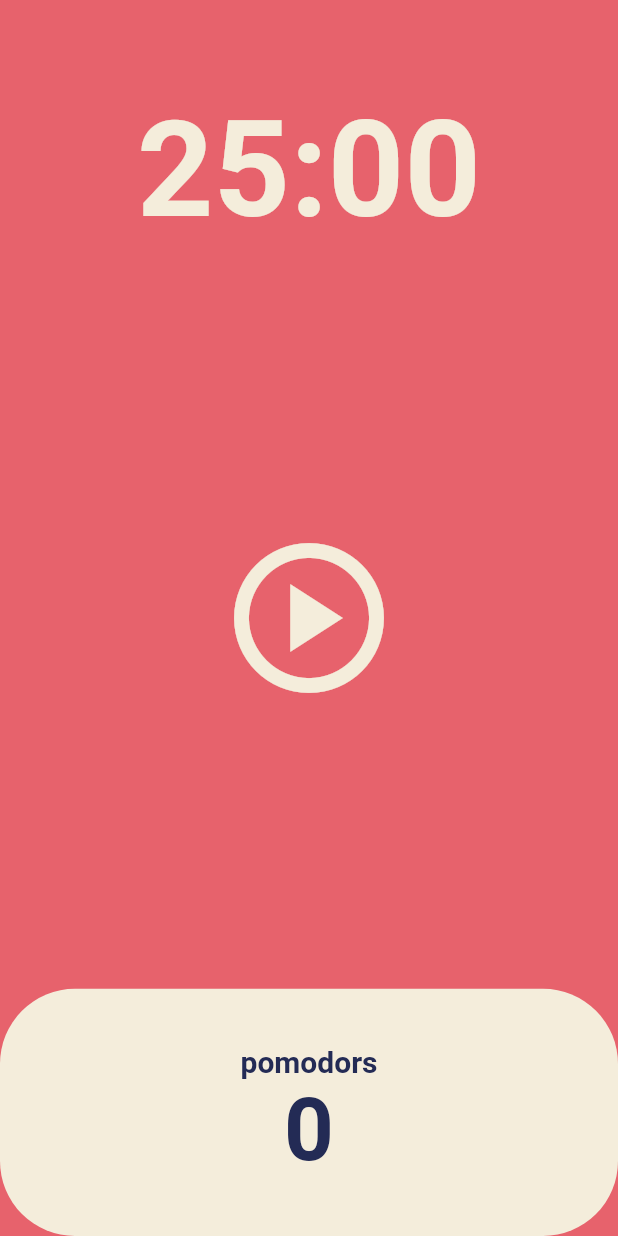
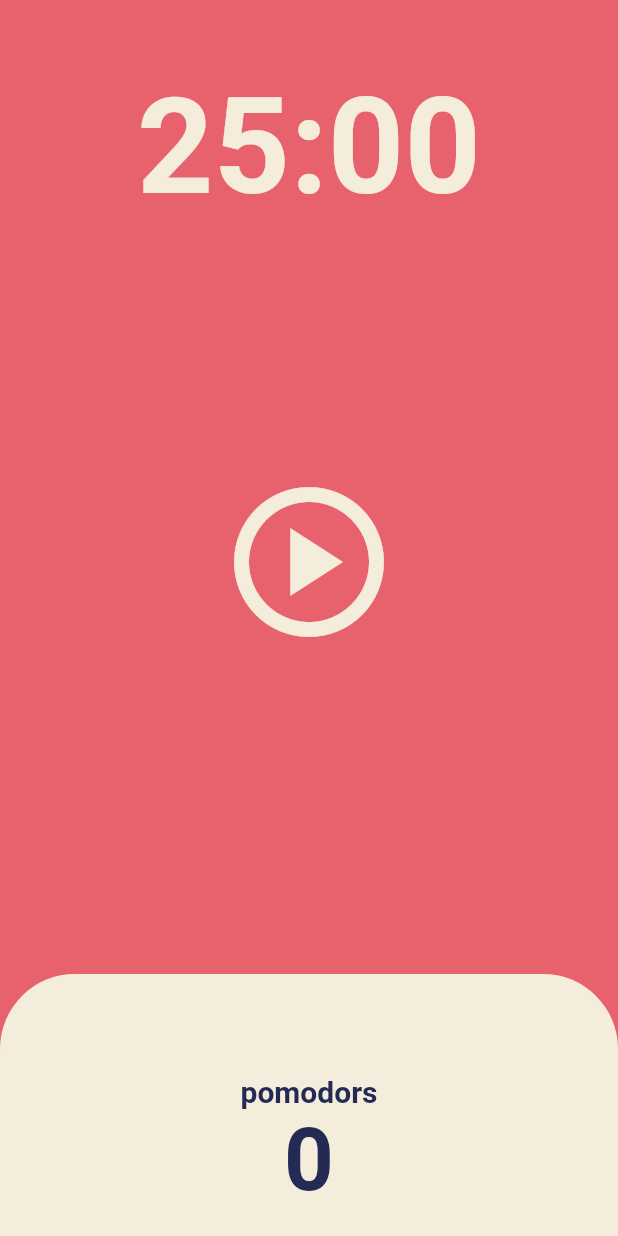
Before and after one commit to hoseCloud/practice_flutter, a Flutter app: the screen it shows after launch, on a phone screen of 412 x 824 dp. Run offline on Flutter 3.47's test engine with Material 2 defaults, Android fonts, the phone set to English and light mode, and no system bars.

Commit message:
Fix widget offset

```diff
--- a/lib/screens/home_screen.dart
+++ b/lib/screens/home_screen.dart
@@ -59,7 +59,7 @@ class _HomeScreenState extends State<HomeScreen> {
       body: Column(
         children: [
           Flexible(
-            flex: 1,
+            flex: 2,
             child: Container(
               alignment: Alignment.bottomCenter,
               child: Text(
@@ -73,7 +73,7 @@ class _HomeScreenState extends State<HomeScreen> {
             ),
           ),
           Flexible(
-            flex: 3,
+            flex: 6,
             child: Container(
               child: Center(
                 child: IconButton(
@@ -90,7 +90,9 @@ class _HomeScreenState extends State<HomeScreen> {
             ),
           ),
           Flexible(
-            flex: 1,
+            flex: 3,
+            child: Transform.translate(
+              offset: const Offset(0, 50),
               child: Row(
                 children: [
                   Expanded(
@@ -107,7 +109,8 @@ class _HomeScreenState extends State<HomeScreen> {
                             style: TextStyle(
                               fontSize: 20,
                               fontWeight: FontWeight.w600,
-                            color: Theme.of(context).textTheme.headline1!.color,
+                              color:
+                                  Theme.of(context).textTheme.headline1!.color,
                             ),
                           ),
                           Text(
@@ -115,7 +118,8 @@ class _HomeScreenState extends State<HomeScreen> {
                             style: TextStyle(
                               fontSize: 58,
                               fontWeight: FontWeight.w600,
-                            color: Theme.of(context).textTheme.headline1!.color,
+                              color:
+                                  Theme.of(context).textTheme.headline1!.color,
                             ),
                           ),
                         ],
@@ -125,6 +129,7 @@ class _HomeScreenState extends State<HomeScreen> {
                 ],
               ),
             ),
+          ),
         ],
       ),
     );
```
Lines whose indentation alone changed are shown as unchanged.
